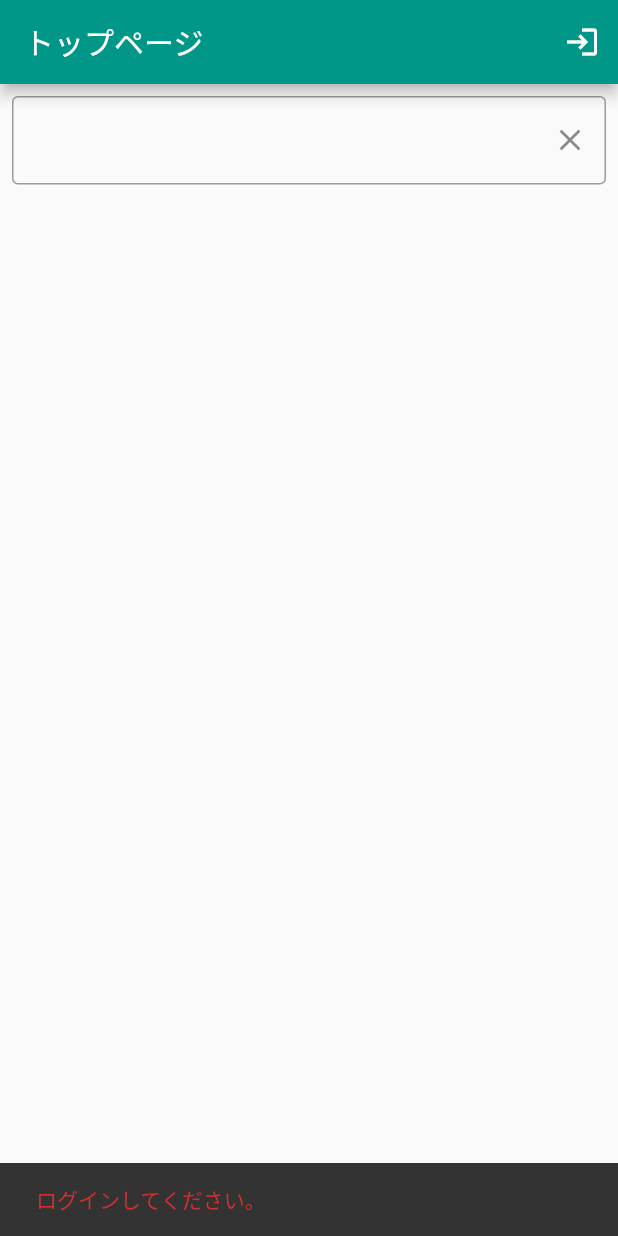
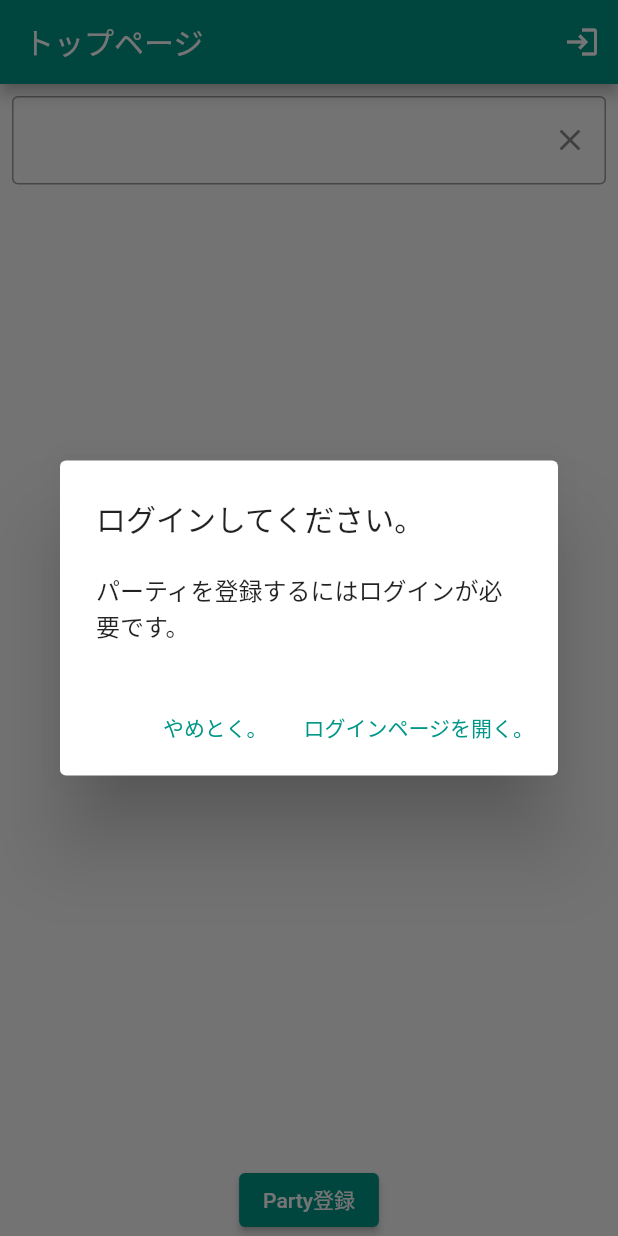
Before and after one commit to miyasic/PokeScouter, a Flutter app: the screen it shows after launch, after a tap on "Party登録", on a phone screen of 412 x 824 dp. Run offline on Flutter 3.47's test engine with Material 2 defaults, Android fonts, the phone set to English and light mode, and no system bars; our stand-ins replace badges, cloud_firestore, email_validator, firebase_auth, firebase_core, flutter_hooks and 4 more; missing offline and left inert: roggle; accounts and stored records are empty.

Commit message:
パーティ登録時に未ログインの場合ログインを要求するダイアログを表示

```diff
--- /dev/null
+++ b/lib/presentation/Widget/show_dialog.dart
@@ -0,0 +1,79 @@
+import 'package:flutter/material.dart';
+
+/// ダイアログ
+Future<void> showTextDialog(
+    BuildContext context, {
+      required String title,
+      String? message,
+    }) async {
+  return await showDialog(
+    context: context,
+    barrierDismissible: false,
+    builder: (BuildContext context) {
+      return AlertDialog(
+        title: SelectableText(
+          title,
+        ),
+        content: message != null
+            ? SelectableText(
+          message,
+        )
+            : null,
+        actions: <Widget>[
+          TextButton(
+            child: const Text(
+              'OK',
+            ),
+            onPressed: () {
+              Navigator.of(context).pop();
+            },
+          ),
+        ],
+      );
+    },
+  );
+}
+
+Future<void> showConfirmDialog({
+  required BuildContext context,
+  required String title,
+  String? message,
+  required String okText,
+  String cancelText = 'やめとく。',
+  required Function function,
+}) async {
+  return await showDialog(
+    context: context,
+    builder: (context) {
+      return AlertDialog(
+        title: SelectableText(
+          title,
+        ),
+        content: message != null
+            ? SelectableText(
+          message,
+        )
+            : null,
+        actions: [
+          TextButton(
+            child: Text(
+              cancelText,
+            ),
+            onPressed: () {
+              Navigator.of(context).pop();
+            },
+          ),
+          TextButton(
+            child: Text(
+              okText,
+            ),
+            onPressed: () async {
+              await function();
+              Navigator.of(context).pop();
+            },
+          ),
+        ],
+      );
+    },
+  );
+}
--- a/lib/presentation/top/top_page.dart
+++ b/lib/presentation/top/top_page.dart
@@ -1,18 +1,18 @@
 import 'package:badges/badges.dart';
 import 'package:flutter/material.dart';
-import 'package:flutter_hooks/flutter_hooks.dart';
 import 'package:flutter_template/constants/route_path.dart';
 import 'package:flutter_template/presentation/Widget/pokemon_widget.dart';
 import 'package:flutter_template/presentation/top/top_page_state.dart';
-import 'package:flutter_template/repository/firestore/firebase.dart';
 import 'package:flutter_template/util/pokemon_suggest.dart';
 import 'package:go_router/go_router.dart';
 import 'package:hooks_riverpod/hooks_riverpod.dart';
-import 'package:cloud_firestore/cloud_firestore.dart';
+
 import '../../domain/pokemon.dart';
+import '../Widget/show_dialog.dart';
 
 class TopPage extends HookConsumerWidget {
   TopPage({super.key});
+
   @override
   Widget build(BuildContext context, WidgetRef ref) {
     final pokemonListNotifier = ref.read(pokemonListProvider.notifier);
@@ -91,7 +91,16 @@ class TopPage extends HookConsumerWidget {
           ),
           ElevatedButton(
             onPressed: () {
-              pokemonListNotifier.setParty();
+              pokemonListNotifier.setParty(showLoginDialog: () async {
+                await showConfirmDialog(
+                    context: context,
+                    title: 'ログインしてください。',
+                    okText: 'ログインページを開く。',
+                    message: 'パーティを登録するにはログインが必要です。',
+                    function: () {
+                      context.push(kPagePathLogin);
+                    });
+              });
             },
             child: Text("Party登録"),
           ),
--- a/lib/presentation/top/top_page_state.dart
+++ b/lib/presentation/top/top_page_state.dart
@@ -48,11 +48,10 @@ class PokemonListState extends StateNotifier<List<Pokemon>> {
     return ["未実装"];
   }
 
-  setParty() async {
+  setParty({required Function showLoginDialog}) async {
     final user = _authController.state;
     if (user == null) {
-      scaffoldMessengerHelper.showSnackBar('ログインしてください。',
-          isWarningMessage: true);
+      await showLoginDialog();
       return;
     }
     await firebaseRepository.setMatch(
```
